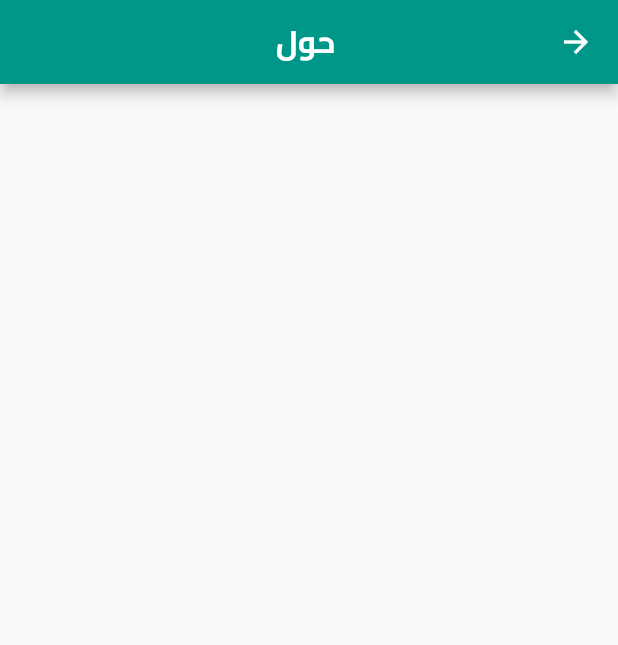
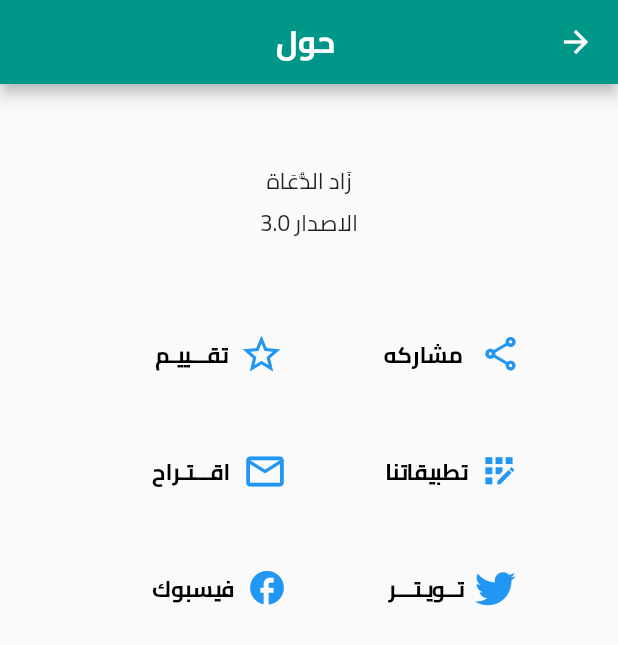
Before and after one commit to NagyElseady/Zad, a Flutter app: the AboutScreen screen opened directly, on a phone screen of 412 x 824 dp. Shown: the top 645 px of the screen. Run offline on Flutter 3.47's test engine with Material 2 defaults, Android fonts, the light colour scheme and no system bars; our stand-ins replace flutter_bloc, fluttertoast, font_awesome_flutter, share_plus, sqflite; missing offline and left inert: in_app_review; accounts and stored records are empty; generated files the repository leaves out were written again; statements that could not run were skipped.

Commit message:
about screen function

```diff
--- a/lib/l10n/app_en.arb
+++ b/lib/l10n/app_en.arb
@@ -26,5 +26,11 @@
   "search": "  كلمة البحث",
   "url": "اضغط هنا",
   "save": "حفظ",
-  "save_toast": "تم الحفظ"
+  "save_toast": "تم الحفظ",
+  "issue": "الاصدار 3.0",
+  "my_app": "تطبيقاتنا",
+  "twitter": "تــويـتـــر",
+  "face_book": "فيسبوك",
+  "rating": "تقـــييـم",
+  "suggestion": "اقـــتـراح"
     }
--- a/lib/sections/sections_screen.dart
+++ b/lib/sections/sections_screen.dart
@@ -109,7 +109,6 @@ class SectionsScreen extends StatelessWidget {
     );
   }
 
-  // TODO: Reuse this widget in all cells
   Widget cellView(BuildContext context, Section section) {
     return Container(
       decoration: BoxDecoration(
--- a/lib/shared/ui/side_drawer.dart
+++ b/lib/shared/ui/side_drawer.dart
@@ -3,9 +3,9 @@ import 'package:zad/shared/localization/localizations.dart';
 import 'package:zad/shared/ui/navigate_to.dart';
 
 import '../../screens/lectures_screen/lectures_screen.dart';
+import '../../screens/search_lectures/search_screen.dart';
 import '../../sidemenu_option/about_screen.dart';
 import '../../sidemenu_option/references_screen.dart';
-import '../../screens/search_lectures/search_screen.dart';
 import '../data/database/zad_database.dart';
 
 class SideDrawer extends StatelessWidget {
@@ -71,7 +71,7 @@ class SideDrawer extends StatelessWidget {
               textAlign: TextAlign.right,
             ),
             onTap: () {
-              navigate(const AboutScreen());
+              navigate(AboutScreen());
             },
           ),
           ListTile(
--- a/lib/sidemenu_option/about_screen.dart
+++ b/lib/sidemenu_option/about_screen.dart
@@ -1,7 +1,19 @@
 import 'package:flutter/material.dart';
+import 'package:font_awesome_flutter/font_awesome_flutter.dart';
+import 'package:in_app_review/in_app_review.dart';
+import 'package:share_plus/share_plus.dart';
+import 'package:url_launcher/url_launcher.dart';
 import 'package:zad/shared/localization/localizations.dart';
 
 class AboutScreen extends StatelessWidget {
+  launchURL(String url) async {
+    if (await canLaunch(url)) {
+      await launch(url);
+    } else {
+      throw 'Could not launch $url';
+    }
+  }
+
   const AboutScreen({Key? key}) : super(key: key);
 
   @override
@@ -12,6 +24,195 @@ class AboutScreen extends StatelessWidget {
         centerTitle: true,
         title: Text(localizations.drawer_titleW),
       ),
+      body: Padding(
+        padding: const EdgeInsets.all(50.0),
+        child: Column(
+          children: [
+            Text(localizations.title),
+            Text(localizations.issue),
+            const SizedBox(
+              height: 50,
+            ),
+            Column(
+              children: [
+                Row(
+                  children: [
+                    _shareButton(context),
+                    const SizedBox(
+                      width: 30,
+                    ),
+                    _rateButton(context),
+                  ],
+                ),
+                const SizedBox(
+                  height: 30,
+                ),
+                Row(
+                  children: [
+                    _myApps(context),
+                    const SizedBox(
+                      width: 30,
+                    ),
+                    _sendmail(context),
+                  ],
+                ),
+                const SizedBox(
+                  height: 30,
+                ),
+                Row(
+                  children: [
+                    _twitter(context),
+                    const SizedBox(
+                      width: 30,
+                    ),
+                    _faceBook(context),
+                  ],
+                ),
+              ],
+            )
+          ],
+        ),
+      ),
     );
   }
+
+  Widget _shareButton(BuildContext context) {
+    return ElevatedButton.icon(
+      style: ElevatedButton.styleFrom(fixedSize: const Size(125, 34)),
+      onPressed: () {
+        _share(context);
+      },
+      icon: const Icon(
+        Icons.share_outlined,
+        size: 27,
+        color: Colors.blue,
+      ),
+      label: Text(
+        localizations.bottom_title1,
+      ),
+    );
+  }
+
+  void _share(BuildContext context) {
+    Share.share('check out my website https://example.com',
+        subject: 'Look what I made!');
+  }
+
+  Widget _myApps(BuildContext context) {
+    return ElevatedButton.icon(
+      style: ElevatedButton.styleFrom(fixedSize: const Size(125, 34)),
+      onPressed: () {
+        appUrl(context);
+      },
+      icon: const Icon(
+        Icons.app_registration,
+        size: 27,
+        color: Colors.blue,
+      ),
+      label: Text(
+        localizations.my_app,
+      ),
+    );
+  }
+
+  void appUrl(BuildContext context) {
+    const url = '';
+    launchURL(url);
+  }
+
+  Widget _twitter(BuildContext context) {
+    return ElevatedButton.icon(
+      style: ElevatedButton.styleFrom(fixedSize: const Size(125, 34)),
+      onPressed: () {
+        twitterUrl(context);
+      },
+      icon: const Icon(
+        FontAwesomeIcons.twitter,
+        size: 27,
+        color: Colors.blue,
+      ),
+      label: Text(
+        localizations.twitter,
+      ),
+    );
+  }
+
+  void twitterUrl(BuildContext context) {
+    const url = 'https://twitter.com/IdeaS0ft';
+    launchURL(url);
+  }
+
+  Widget _faceBook(BuildContext context) {
+    return ElevatedButton.icon(
+      style: ElevatedButton.styleFrom(fixedSize: const Size(125, 34)),
+      onPressed: () {
+        faceUrl(context);
+      },
+      icon: const Icon(
+        Icons.facebook,
+        size: 27,
+        color: Colors.blue,
+      ),
+      label: Text(
+        localizations.face_book,
+      ),
+    );
+  }
+
+  void faceUrl(BuildContext context) {
+    const url = 'https://m.facebook.com/100083952761239/';
+    launchURL(url);
+  }
+
+  Widget _rateButton(BuildContext context) {
+    return ElevatedButton.icon(
+      style: ElevatedButton.styleFrom(fixedSize: const Size(125, 34)),
+      onPressed: () {
+        _rateApp(context);
+      },
+      icon: const Icon(
+        Icons.star_border_purple500_outlined,
+        size: 30,
+        color: Colors.blue,
+      ),
+      label: Text(
+        localizations.rating,
+      ),
+    );
+  }
+
+  void _rateApp(BuildContext context) {
+    final InAppReview inAppReview = InAppReview.instance;
+
+    inAppReview.openStoreListing(
+      appStoreId: 'com.idea.zad.zad',
+      microsoftStoreId: 'com.idea.zad.zad',
+    );
+  }
+
+  Widget _sendmail(BuildContext context) {
+    return ElevatedButton.icon(
+      style: ElevatedButton.styleFrom(fixedSize: const Size(125, 34)),
+      onPressed: () {
+        _sendEmail('');
+      },
+      icon: const Icon(
+        Icons.email_outlined,
+        size: 30,
+        color: Colors.blue,
+      ),
+      label: Text(
+        localizations.suggestion,
+      ),
+    );
+  }
+
+  void _sendEmail(String emailAddress) async {
+    final Uri emailLaunchUri = Uri(
+        scheme: 'mailto',
+        path: 'najyelseady@gmail.com',
+        queryParameters: {'subject': ''});
+
+    launch(emailLaunchUri.toString());
+  }
 }
--- a/pubspec.yaml
+++ b/pubspec.yaml
@@ -51,14 +51,18 @@ dependencies:
   flutter_settings_screens: ^0.3.3-null-safety+2
   fluttertoast: ^8.1.2
   carousel_slider: ^4.2.1
+  font_awesome_flutter: '>= 4.7.0'
   rxdart: ^0.27.7
   url_launcher: ^6.1.10
+  in_app_review: ^2.0.6
   flutter_localization: ^0.1.10
   intl_utils: ^2.8.1
   share_plus: ^6.3.1
   flutter_localizations:
     sdk: flutter
   intl: any
+  flutter_email_sender: ^5.2.0
+
 dev_dependencies:
   flutter_test:
     sdk: flutter
```
Also changed, not shown: pubspec.lock, 1 other file.
